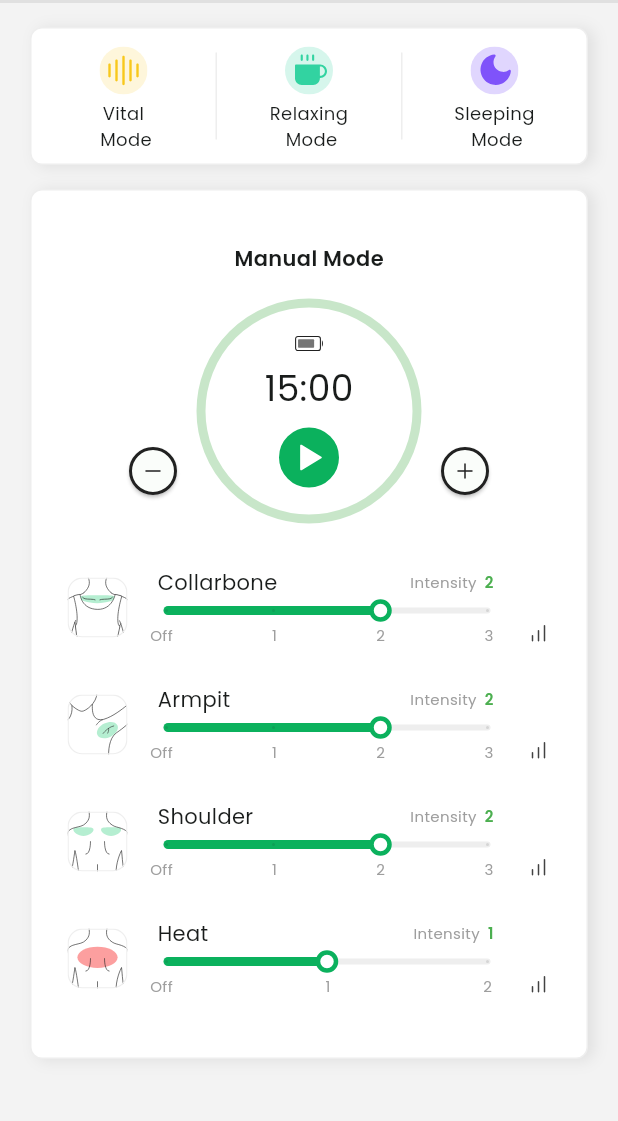
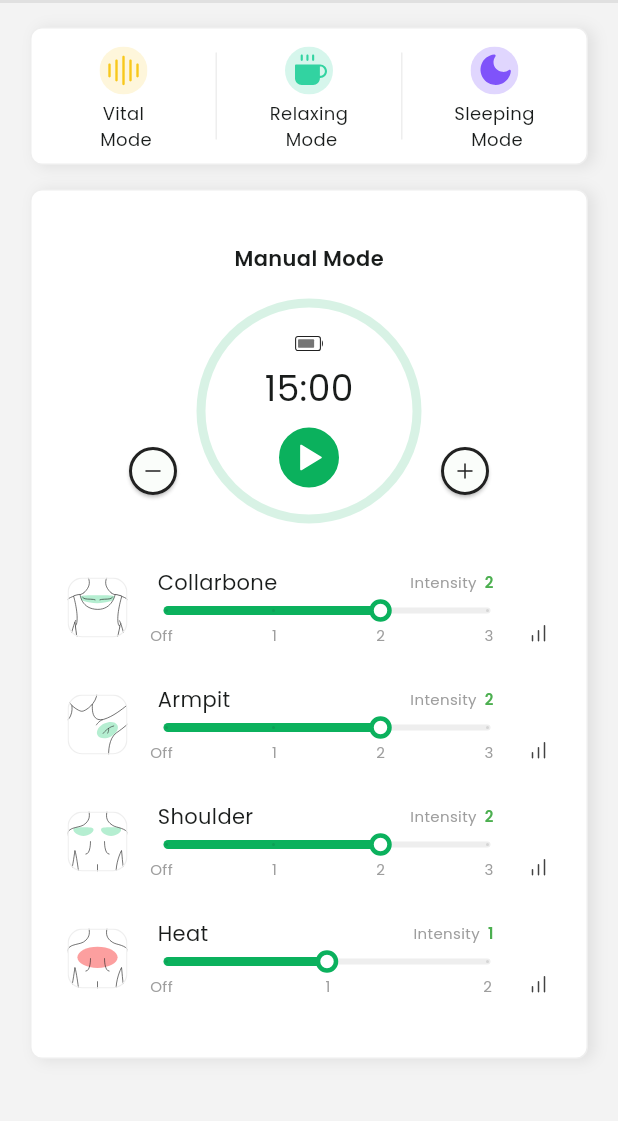
Before and after one commit to kwakdeung/lymphowear_remote_app, a Flutter app: the HomeDefault screen opened directly, on a phone screen of 412 x 824 dp, the part 81-1202 px from its top. Run offline on Flutter 3.47's test engine with Material 2 defaults, Android fonts, the phone set to English and light mode, and no system bars; our stand-ins replace flutter_svg.

Commit message:
CircularProgressIndicator 디자인 수정중

```diff
--- a/lib/components/home/circularindicator.dart
+++ b/lib/components/home/circularindicator.dart
@@ -102,7 +102,7 @@
                 Positioned(
                   child: CircularProgressIndicator(
                     value: controller.value,
-                    backgroundColor: Colors.green[100],
+                    backgroundColor: const Color(0xff0BB15D).withOpacity(0.16),
                     strokeWidth: 6,
                     valueColor:
                         const AlwaysStoppedAnimation<Color>(Color(0xff0BB15D)),
```
